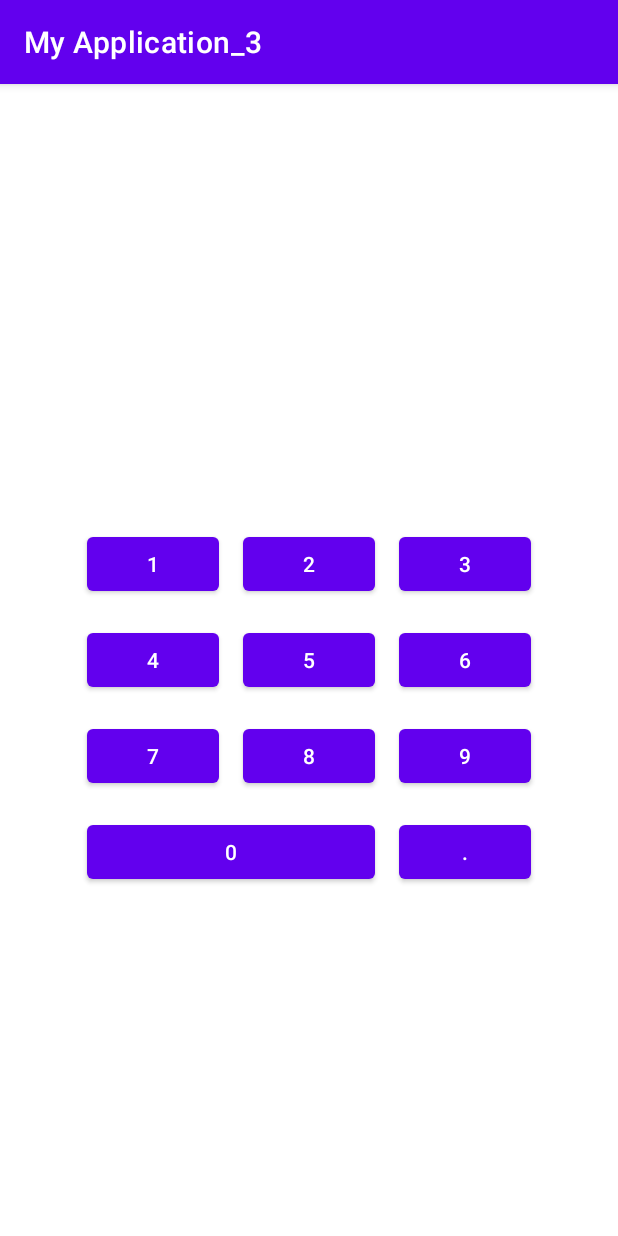
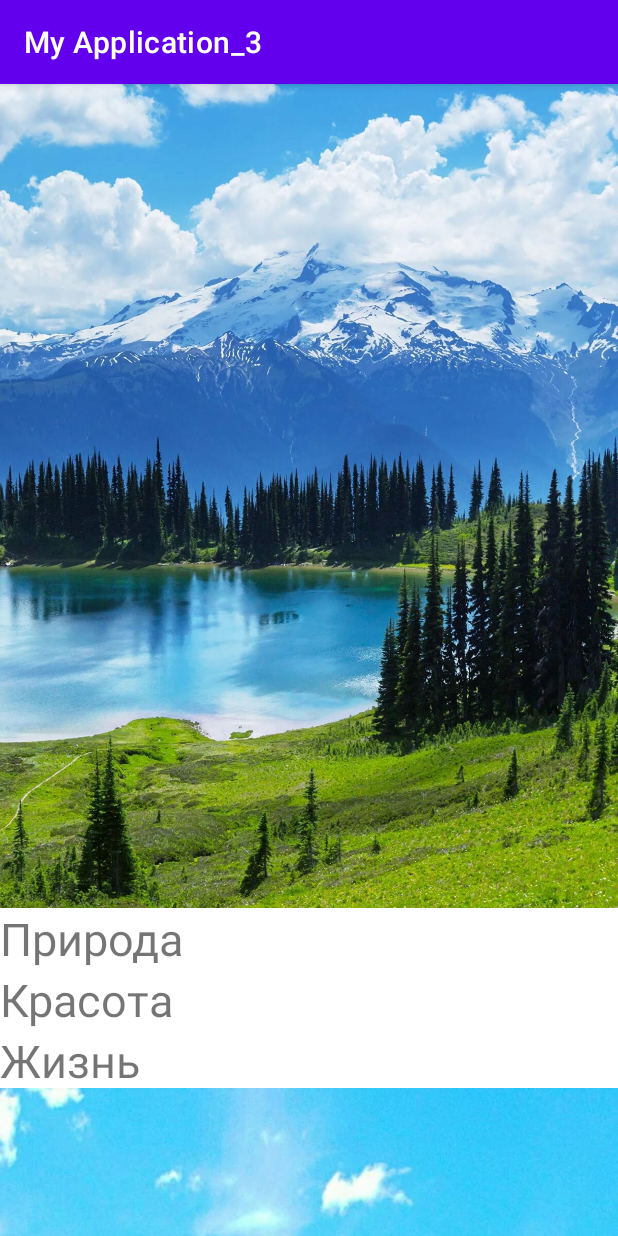
Before and after one commit to DenZar112/Lesson-3, an Android app: the screen it shows after launch (MainActivity), on a phone screen of 412 x 824 dp. Run offline under Robolectric (Android 15) with nearby library versions, the phone set to English and light mode, and no system bars.

Commit message:
Calculator_v.1_NestedScrollView

```diff
--- a/app/src/main/res/layout/activity_main.xml
+++ b/app/src/main/res/layout/activity_main.xml
@@ -7,6 +7,6 @@
     tools:context=".MainActivity"
     tools:background="@color/teal_200">
 
-<include layout="@layout/activity_main_constraint"/>
+<include layout="@layout/activity_main_scrollview"/>
 
 </androidx.constraintlayout.widget.ConstraintLayout>
--- a/app/src/main/res/layout/activity_main_frame.xml
+++ b/app/src/main/res/layout/activity_main_frame.xml
@@ -1,7 +1,8 @@
 <?xml version="1.0" encoding="utf-8"?>
 <FrameLayout xmlns:android="http://schemas.android.com/apk/res/android"
     xmlns:app="http://schemas.android.com/apk/res-auto"
-    android:layout_width="match_parent" android:layout_height="match_parent">
+    android:layout_width="match_parent"
+    android:layout_height="match_parent">
 
     <Button
         android:id="@+id/button"
--- a/app/src/main/res/layout/activity_main_linear.xml
+++ b/app/src/main/res/layout/activity_main_linear.xml
@@ -1,13 +1,13 @@
 <?xml version="1.0" encoding="utf-8"?>
 <LinearLayout xmlns:android="http://schemas.android.com/apk/res/android"
-    android:orientation="vertical"
     android:layout_width="match_parent"
-    android:layout_height="match_parent">
+    android:layout_height="match_parent"
+    android:orientation="vertical">
 
     <Space
-        android:layout_weight="1"
         android:layout_width="wrap_content"
-        android:layout_height="wrap_content"/>
+        android:layout_height="wrap_content"
+        android:layout_weight="1" />
 
     <LinearLayout
         android:layout_width="match_parent"
@@ -15,29 +15,29 @@
         android:orientation="horizontal">
 
         <Button
-            android:layout_margin="@dimen/button_margin"
-            android:layout_weight="1"
             android:id="@+id/button"
             android:layout_width="wrap_content"
             android:layout_height="wrap_content"
+            android:layout_margin="@dimen/button_margin"
+            android:layout_weight="1"
             android:text="@string/_1"
             android:textSize="@dimen/number_text_size" />
 
         <Button
-            android:layout_margin="@dimen/button_margin"
-            android:layout_weight="1"
             android:id="@+id/button2"
             android:layout_width="wrap_content"
             android:layout_height="wrap_content"
+            android:layout_margin="@dimen/button_margin"
+            android:layout_weight="1"
             android:text="@string/_2"
             android:textSize="@dimen/number_text_size" />
 
         <Button
-            android:layout_margin="@dimen/button_margin"
-            android:layout_weight="1"
             android:id="@+id/button3"
             android:layout_width="wrap_content"
             android:layout_height="wrap_content"
+            android:layout_margin="@dimen/button_margin"
+            android:layout_weight="1"
             android:text="@string/_3"
             android:textSize="@dimen/number_text_size" />
 
@@ -49,29 +49,29 @@
         android:orientation="horizontal">
 
         <Button
-            android:layout_margin="@dimen/button_margin"
-            android:layout_weight="1"
             android:id="@+id/button4"
             android:layout_width="wrap_content"
             android:layout_height="wrap_content"
+            android:layout_margin="@dimen/button_margin"
+            android:layout_weight="1"
             android:text="@string/_4"
             android:textSize="@dimen/number_text_size" />
 
         <Button
-            android:layout_margin="@dimen/button_margin"
-            android:layout_weight="1"
             android:id="@+id/button5"
             android:layout_width="wrap_content"
             android:layout_height="wrap_content"
+            android:layout_margin="@dimen/button_margin"
+            android:layout_weight="1"
             android:text="@string/_5"
             android:textSize="@dimen/number_text_size" />
 
         <Button
-            android:layout_margin="@dimen/button_margin"
-            android:layout_weight="1"
             android:id="@+id/button6"
             android:layout_width="wrap_content"
             android:layout_height="wrap_content"
+            android:layout_margin="@dimen/button_margin"
+            android:layout_weight="1"
             android:text="@string/_6"
             android:textSize="@dimen/number_text_size" />
     </LinearLayout>
@@ -82,29 +82,29 @@
         android:orientation="horizontal">
 
         <Button
-            android:layout_margin="@dimen/button_margin"
-            android:layout_weight="1"
             android:id="@+id/button7"
             android:layout_width="wrap_content"
             android:layout_height="wrap_content"
+            android:layout_margin="@dimen/button_margin"
+            android:layout_weight="1"
             android:text="@string/_7"
             android:textSize="@dimen/number_text_size" />
 
         <Button
-            android:layout_margin="@dimen/button_margin"
-            android:layout_weight="1"
             android:id="@+id/button8"
             android:layout_width="wrap_content"
             android:layout_height="wrap_content"
+            android:layout_margin="@dimen/button_margin"
+            android:layout_weight="1"
             android:text="@string/_8"
             android:textSize="@dimen/number_text_size" />
 
         <Button
-            android:layout_margin="@dimen/button_margin"
-            android:layout_weight="1"
             android:id="@+id/button9"
             android:layout_width="wrap_content"
             android:layout_height="wrap_content"
+            android:layout_margin="@dimen/button_margin"
+            android:layout_weight="1"
             android:text="@string/_9"
             android:textSize="@dimen/number_text_size" />
     </LinearLayout>
@@ -116,26 +116,26 @@
         android:orientation="horizontal">
 
         <Button
-            android:layout_margin="@dimen/button_margin"
             android:id="@+id/button10"
             android:layout_width="wrap_content"
             android:layout_height="wrap_content"
+            android:layout_margin="@dimen/button_margin"
             android:layout_weight="2"
             android:text="@string/_0" />
 
         <Button
-            android:layout_margin="@dimen/button_margin"
             android:id="@+id/button11"
             android:layout_width="0sp"
             android:layout_height="wrap_content"
+            android:layout_margin="@dimen/button_margin"
             android:layout_weight="1"
             android:text="@string/dot" />
     </LinearLayout>
 
     <Space
-        android:layout_weight="1"
         android:layout_width="wrap_content"
-        android:layout_height="wrap_content"/>
+        android:layout_height="wrap_content"
+        android:layout_weight="1" />
 
 
 </LinearLayout>
--- a/app/src/main/res/layout/activity_main_scrollview.xml
+++ b/app/src/main/res/layout/activity_main_scrollview.xml
@@ -1,12 +1,13 @@
 <?xml version="1.0" encoding="utf-8"?>
-<ScrollView xmlns:android="http://schemas.android.com/apk/res/android"
+<androidx.core.widget.NestedScrollView xmlns:android="http://schemas.android.com/apk/res/android"
     xmlns:app="http://schemas.android.com/apk/res-auto"
-    android:layout_width="match_parent" android:layout_height="match_parent">
+    android:layout_width="match_parent"
+    android:layout_height="match_parent">
 
     <LinearLayout
-    android:orientation="vertical"
         android:layout_width="match_parent"
-    android:layout_height="wrap_content">
+        android:layout_height="wrap_content"
+        android:orientation="vertical">
 
         <ImageView
             android:id="@+id/imageView"
@@ -14,6 +15,68 @@
             android:layout_height="wrap_content"
             android:adjustViewBounds="true"
             app:srcCompat="@drawable/gory_les_ozero_60901" />
+
+        <androidx.core.widget.NestedScrollView
+            android:fillViewport="true"
+            android:layout_width="match_parent"
+            android:layout_height="120sp">
+
+            <LinearLayout
+                android:layout_width="match_parent"
+                android:layout_height="wrap_content"
+                android:orientation="vertical">
+
+                <TextView
+                    android:layout_width="match_parent"
+                    android:layout_height="wrap_content"
+                    android:text="Природа"
+                    android:textSize="30sp" />
+
+                <TextView
+                    android:layout_width="match_parent"
+                    android:layout_height="wrap_content"
+                    android:text="Красота"
+                    android:textSize="30sp" />
+                <TextView
+                    android:layout_width="match_parent"
+                    android:layout_height="wrap_content"
+                    android:text="Жизнь"
+                    android:textSize="30sp" />
+                <TextView
+                    android:layout_width="match_parent"
+                    android:layout_height="wrap_content"
+                    android:text="Надежда"
+                    android:textSize="30sp" />
+                <TextView
+                    android:layout_width="match_parent"
+                    android:layout_height="wrap_content"
+                    android:text="Успех"
+                    android:textSize="30sp" />
+                <TextView
+                    android:layout_width="match_parent"
+                    android:layout_height="wrap_content"
+                    android:text="Удача"
+                    android:textSize="30sp" />
+                <TextView
+                    android:layout_width="match_parent"
+                    android:layout_height="wrap_content"
+                    android:text="Радость"
+                    android:textSize="30sp" />
+                <TextView
+                    android:layout_width="match_parent"
+                    android:layout_height="wrap_content"
+                    android:text="Озеро"
+                    android:textSize="30sp" />
+                <TextView
+                    android:layout_width="match_parent"
+                    android:layout_height="wrap_content"
+                    android:text="Шашлыки"
+                    android:textSize="30sp" />
+
+            </LinearLayout>
+
+        </androidx.core.widget.NestedScrollView>
+
 
         <ImageView
             android:id="@+id/imageView2"
@@ -26,4 +89,4 @@
     </LinearLayout>
 
 
-</ScrollView>
+</androidx.core.widget.NestedScrollView>
```
Also changed, not shown: app/src/main/res/layout/activity_main_table.xml (+4 -4 lines). Lines whose indentation alone changed are shown as unchanged.
